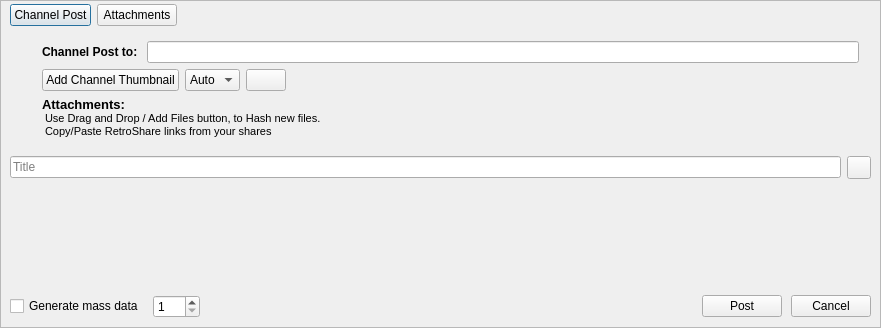
RetroShare/RetroShare, file retroshare-gui/src/gui/gxschannels/CreateGxsChannelMsg.ui: the form before one commit.
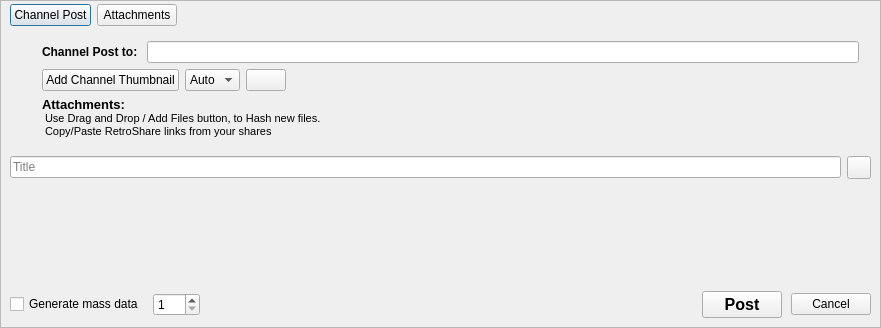
The form after the commit. Icons and pictures are not drawn. Custom widgets are drawn as their Qt base class.

```diff
--- a/retroshare-gui/src/gui/gxschannels/CreateGxsChannelMsg.ui
+++ b/retroshare-gui/src/gui/gxschannels/CreateGxsChannelMsg.ui
@@ -113,6 +113,13 @@
         </item>
         <item>
          <widget class="QPushButton" name="postButton">
+          <property name="font">
+           <font>
+            <pointsize>12</pointsize>
+            <weight>75</weight>
+            <bold>true</bold>
+           </font>
+          </property>
           <property name="text">
            <string>Post</string>
           </property>
@@ -604,6 +611,12 @@
   </layout>
  </widget>
  <customwidgets>
+  <customwidget>
+   <class>ChannelPostThumbnailView</class>
+   <extends>QWidget</extends>
+   <header>gui/gxschannels/GxsChannelPostThumbnail.h</header>
+   <container>1</container>
+  </customwidget>
   <customwidget>
    <class>HeaderFrame</class>
    <extends>QFrame</extends>
@@ -617,10 +630,9 @@
    <container>1</container>
   </customwidget>
   <customwidget>
-   <class>ChannelPostThumbnailView</class>
-   <extends>QWidget</extends>
-   <header>gui/gxschannels/GxsChannelPostThumbnail.h</header>
-   <container>1</container>
+   <class>RSComboBox</class>
+   <extends>QComboBox</extends>
+   <header>gui/common/RSComboBox.h</header>
   </customwidget>
  </customwidgets>
  <resources>
```
Left out of the diff: 42 changed lines with no effect on the pictures.
